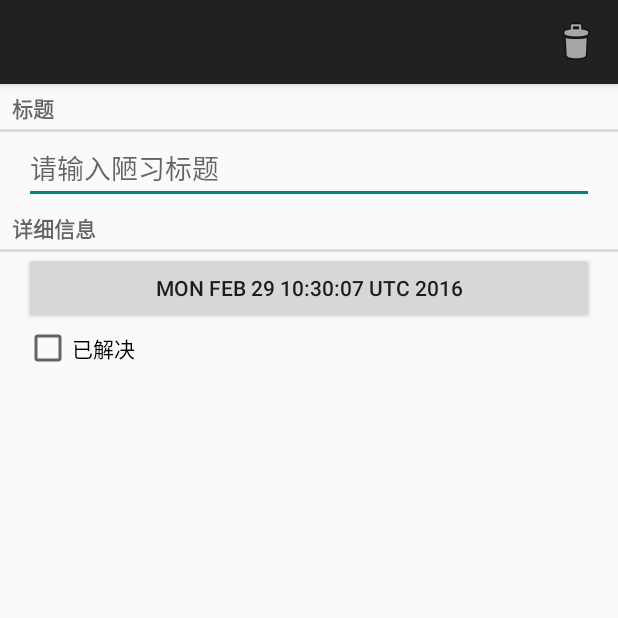
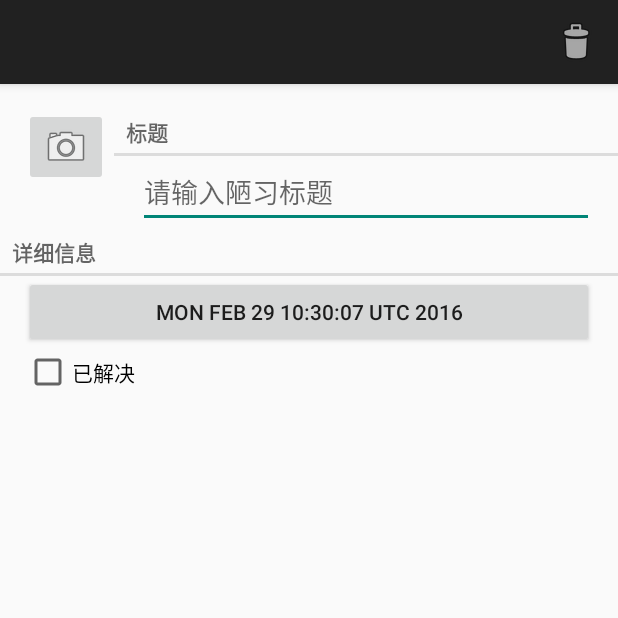
Before and after one commit to WangAdonis/CriminalIntent, an Android app: the screen it shows after launch (CrimePagerActivity), after a tap on "新建", on a phone screen of 412 x 824 dp, the top half of it. Run offline under Robolectric (Android 15) with nearby library versions, the phone set to English and light mode, and no system bars; network calls fail.

Commit message:
修改布局，添加拍照

```diff
--- a/app/src/main/res/layout/fragment_crime.xml
+++ b/app/src/main/res/layout/fragment_crime.xml
@@ -6,6 +6,28 @@
     android:orientation="vertical">
 
     <!-- TODO: Update blank fragment layout -->
+    <LinearLayout
+        android:layout_width="fill_parent"
+        android:layout_height="wrap_content"
+        android:orientation="horizontal"
+        android:layout_marginLeft="16dp"
+        android:layout_marginTop="16dp">
+        <LinearLayout
+            android:layout_width="wrap_content"
+            android:layout_height="wrap_content"
+            android:orientation="vertical"
+            android:layout_marginRight="4dp">
+            <ImageButton
+                android:layout_width="match_parent"
+                android:layout_height="wrap_content"
+                android:id="@+id/crime_imageButton"
+                android:src="@android:drawable/ic_menu_camera"/>
+        </LinearLayout>
+        <LinearLayout
+            android:layout_width="wrap_content"
+            android:layout_height="wrap_content"
+            android:orientation="vertical"
+            android:layout_weight="1">
             <TextView
                 android:layout_width="match_parent"
                 android:layout_height="wrap_content"
@@ -20,6 +42,8 @@
                 android:layout_marginRight="16dp"
                 android:id="@+id/crime_title"
                 />
+        </LinearLayout>
+    </LinearLayout>
     <TextView
         android:layout_width="match_parent"
         android:layout_height="wrap_content"
--- /dev/null
+++ b/app/src/main/res/values-v21/styles.xml
@@ -0,0 +1,2 @@
+<resources>>
+</resources>
--- a/app/src/main/res/values/strings.xml
+++ b/app/src/main/res/values/strings.xml
@@ -13,6 +13,11 @@
     <string name="hide_subtitle">隐藏副标题</string>
     <string name="subtitle">有一说一</string>
     <string name="delete_crime">删除</string>
+    <string name="take">拍摄</string>
+
     <string name="action_settings">settings</string>
+    <!-- TODO: Remove or change this placeholder text -->
+    <string name="hello_blank_fragment">Hello blank fragment</string>
+    <string name="title_activity_crime_camera">CrimeCameraActivity</string>
 
 </resources>
--- a/app/src/main/res/values/styles.xml
+++ b/app/src/main/res/values/styles.xml
@@ -13,8 +13,8 @@
         <item name="windowNoTitle">true</item>
     </style>
 
-    <style name="AppTheme.AppBarOverlay" parent="ThemeOverlay.AppCompat.Dark.ActionBar"/>
+    <style name="AppTheme.AppBarOverlay" parent="ThemeOverlay.AppCompat.Dark.ActionBar" />
 
-    <style name="AppTheme.PopupOverlay" parent="ThemeOverlay.AppCompat.Light"/>
+    <style name="AppTheme.PopupOverlay" parent="ThemeOverlay.AppCompat.Light" />
 
 </resources>
```
Also changed, not shown: app/src/main/AndroidManifest.xml (+22 -10 lines), app/src/main/java/cn/adonis/criminalintent/activity/CrimeCameraActivity.java (added, +19 -0 lines), app/src/main/java/cn/adonis/criminalintent/fragment/CrimeCameraFragment.java (added, +119 -0 lines), app/src/main/res/layout/fragment_crime_camera.xml (added, +24 -0 lines). Lines whose indentation alone changed are shown as unchanged.
